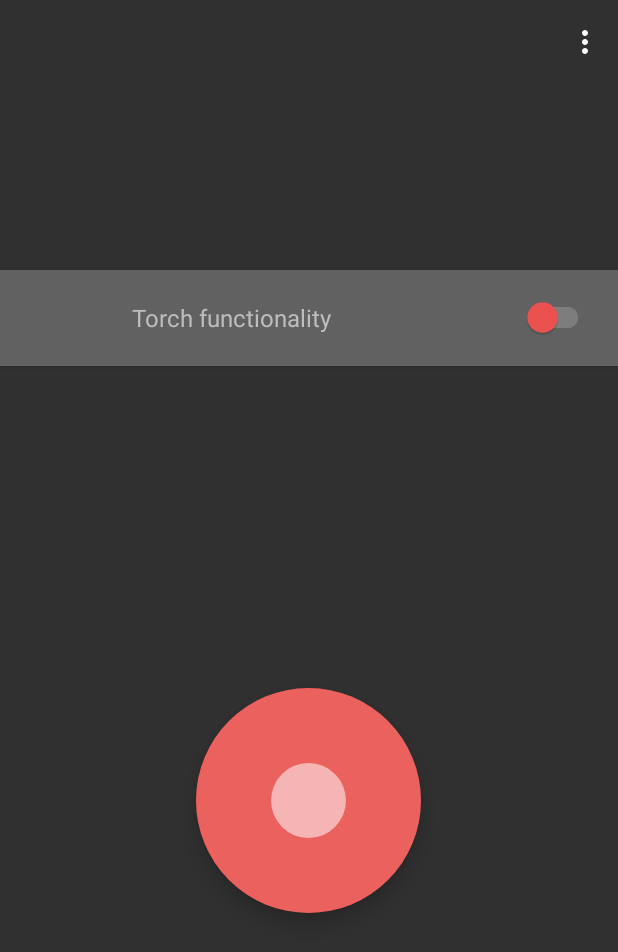
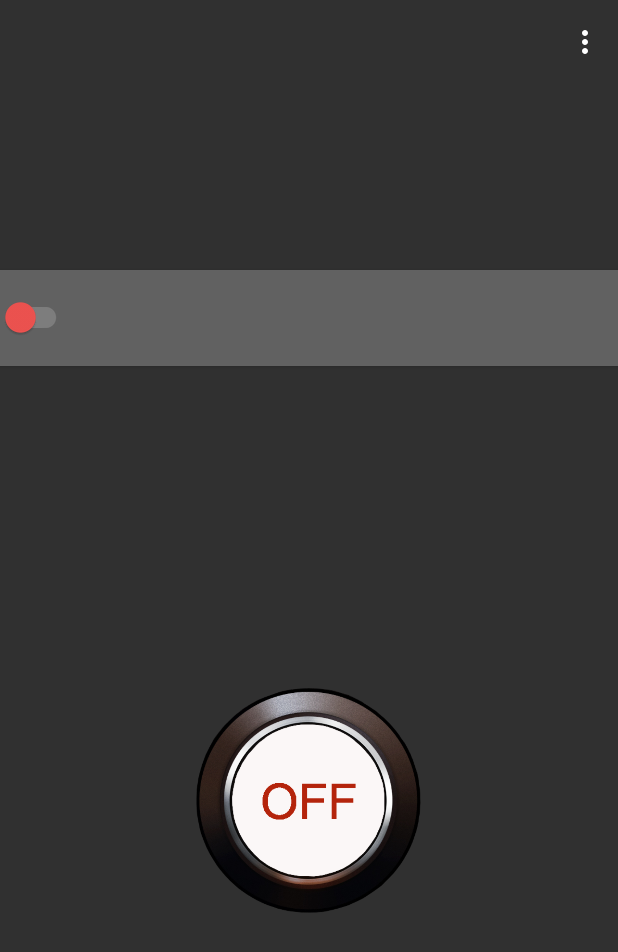
Before and after one commit to sayederfanarefin/android-torch, an Android app: the screen it shows after launch (MainActivity), on a phone screen of 412 x 824 dp. Shown: the top 952 px of the screen. Run offline under Robolectric (Android 15) with nearby library versions, the phone set to English and light mode, and no system bars.

Commit message:
so far so good

```diff
--- a/app/src/main/java/info/sayederfanarefin/torch/ui/activity/MainActivity.java
+++ b/app/src/main/java/info/sayederfanarefin/torch/ui/activity/MainActivity.java
@@ -25,11 +25,13 @@ import android.os.Bundle;
 import android.support.v7.app.AppCompatActivity;
 import android.support.v7.widget.SwitchCompat;
 import android.support.v7.widget.Toolbar;
+import android.util.Log;
 import android.view.Menu;
 import android.view.MenuInflater;
 import android.view.MenuItem;
 import android.view.View;
 import android.widget.ImageButton;
+import android.widget.ImageView;
 import android.widget.Toast;
 
 import info.sayederfanarefin.torch.R;
@@ -57,10 +59,10 @@ import info.sayederfanarefin.torch.ui.fragment.dialog.WelcomeDialog;
 import info.sayederfanarefin.torch.ui.helper.DonateDialogListener;
 
 public class MainActivity extends AppCompatActivity implements TorchieManagerListener, DonateDialogListener {
-    ImageButton but_flash;
+    ImageView but_flash;
     SwitchCompat sw_func_toggle;
-
-    TransitionDrawable transAnimButFlash;
+//
+//    TransitionDrawable transAnimButFlash;
     DonateDialog donateDialog;
 
     boolean flashButtonStatus = false;
@@ -75,11 +77,11 @@ public class MainActivity extends AppCompatActivity implements TorchieManagerLis
         setSupportActionBar(mToolbar);
         getSupportActionBar().setTitle("");
 
-        but_flash = (ImageButton) findViewById(R.id.but_flash_pto);
+        but_flash = (ImageView) findViewById(R.id.but_flash_pto);
         sw_func_toggle = (SwitchCompat) findViewById(R.id.sw_func_toggle);
 
-        transAnimButFlash = (TransitionDrawable) but_flash.getBackground();
-        transAnimButFlash.resetTransition();
+//        transAnimButFlash = (TransitionDrawable) but_flash.getBackground();
+//        transAnimButFlash.resetTransition();
 
         if (SettingsUtils.isFirstTime(this)) {
             this.showDialogWelcome();
@@ -89,7 +91,7 @@ public class MainActivity extends AppCompatActivity implements TorchieManagerLis
     @Override
     protected void onResume() {
         super.onResume();
-        transAnimButFlash.resetTransition();
+        //transAnimButFlash.resetTransition();
         if (isTorchieQuickServiceRunning()) {
             TorchieQuick.getInstance().registerTorchieManagerListener(this);
             if (this.isTorchOn()) {
@@ -225,9 +227,15 @@ public class MainActivity extends AppCompatActivity implements TorchieManagerLis
     private void setFlashButtonStatus(boolean enabled) {
         flashButtonStatus = enabled;
         if (flashButtonStatus) {
-            transAnimButFlash.startTransition(flashButAnimTime);
+            //transAnimButFlash.startTransition(flashButAnimTime);
+            //Log.v("----------xxx--------", "if");
+            but_flash.setImageResource(R.mipmap.btn_switch_on);
+
         } else {
-            transAnimButFlash.reverseTransition(flashButAnimTime);
+
+            but_flash.setImageResource(R.mipmap.btn_switch_off);
+
+            //Log.v("----------xxx--------", "else"); //transAnimButFlash.reverseTransition(flashButAnimTime);
         }
     }
 
--- a/app/src/main/res/layout/activity_main.xml
+++ b/app/src/main/res/layout/activity_main.xml
@@ -55,22 +55,6 @@
             android:onClick="openAccessibilitySettings"
             android:orientation="horizontal">
 
-            <Space
-                android:layout_width="88dp"
-                android:layout_height="match_parent" />
-
-            <TextView
-                style="@style/TextAppearance.AppCompat.Menu"
-                android:layout_width="wrap_content"
-                android:layout_height="wrap_content"
-                android:layout_gravity="center_vertical"
-                android:text="@string/torchie_functionality" />
-
-            <Space
-                android:layout_width="0dp"
-                android:layout_height="match_parent"
-                android:layout_weight="1" />
-
             <android.support.v7.widget.SwitchCompat
                 android:id="@+id/sw_func_toggle"
                 android:layout_width="wrap_content"
@@ -78,9 +62,7 @@
                 android:layout_gravity="center_vertical"
                 android:clickable="false" />
 
-            <Space
-                android:layout_width="16dp"
-                android:layout_height="match_parent" />
+
         </LinearLayout>
 
 
@@ -96,17 +78,19 @@
                 android:layout_height="0dp"
                 android:layout_weight="1" />
 
-            <ImageButton
+            <ImageView
                 android:id="@+id/but_flash_pto"
                 android:layout_width="@dimen/but_flash_size"
                 android:layout_height="@dimen/but_flash_size"
                 android:layout_gravity="center"
-                android:background="@drawable/sw_flash"
                 android:clickable="true"
                 android:elevation="2dp"
                 android:onClick="toggleTorch"
-                android:src="@drawable/but_ripple"
+                android:src="@mipmap/btn_switch_off"
+                android:adjustViewBounds="true"
+                android:scaleType="fitCenter"
                 android:translationZ="6dp" />
+
 
             <Space
                 android:layout_width="match_parent"
```
Also changed, not shown: 1 other file.
